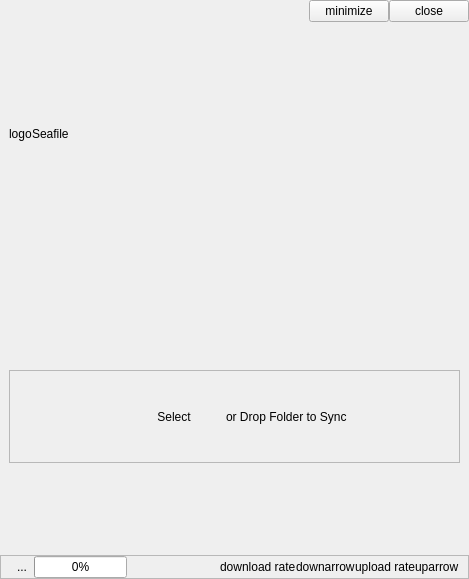
Before: the Qt Designer form ui/cloud-view.ui in haiwen/seafile-client, drawn with Qt 5.
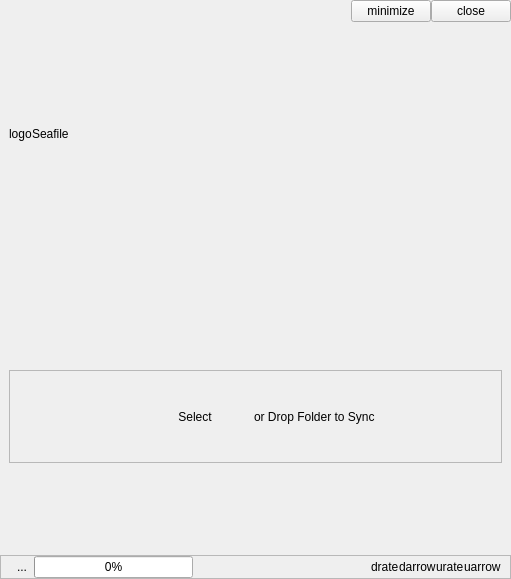
After: the same form once the commit is applied.

Commit message: improve quota bar style

The edit to the form file:
```diff
--- a/ui/cloud-view.ui
+++ b/ui/cloud-view.ui
@@ -6,7 +6,7 @@
    <rect>
     <x>0</x>
     <y>0</y>
-    <width>469</width>
+    <width>511</width>
     <height>579</height>
    </rect>
   </property>
@@ -271,17 +271,20 @@
       </item>
       <item>
        <layout class="QHBoxLayout" name="horizontalLayout_3">
+        <property name="leftMargin">
+         <number>20</number>
+        </property>
         <item>
          <widget class="QLabel" name="mDownloadRate">
           <property name="text">
-           <string>download rate</string>
+           <string>drate</string>
           </property>
          </widget>
         </item>
         <item>
          <widget class="QLabel" name="mDownloadRateArrow">
           <property name="text">
-           <string>downarrow</string>
+           <string>darrow</string>
           </property>
          </widget>
         </item>
@@ -292,14 +295,14 @@
         <item>
          <widget class="QLabel" name="mUploadRate">
           <property name="text">
-           <string>upload rate</string>
+           <string>urate</string>
           </property>
          </widget>
         </item>
         <item>
          <widget class="QLabel" name="mUploadRateArrow">
           <property name="text">
-           <string>uparrow</string>
+           <string>uarrow</string>
           </property>
          </widget>
         </item>
```
The commit also changes 1 other file.
